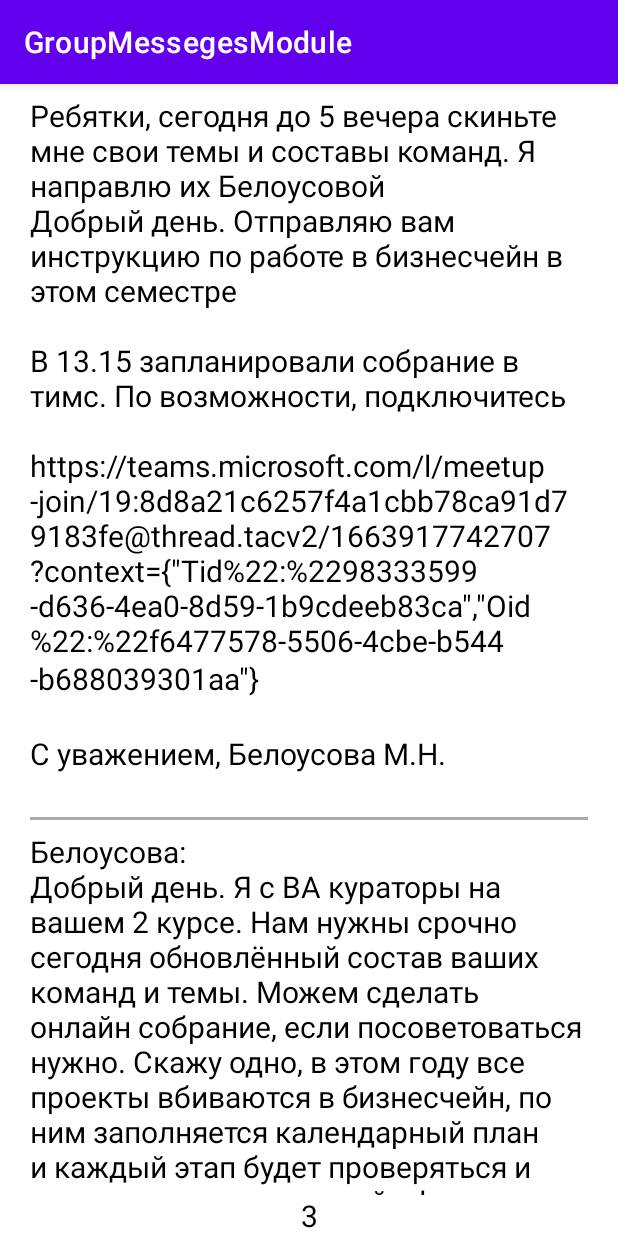
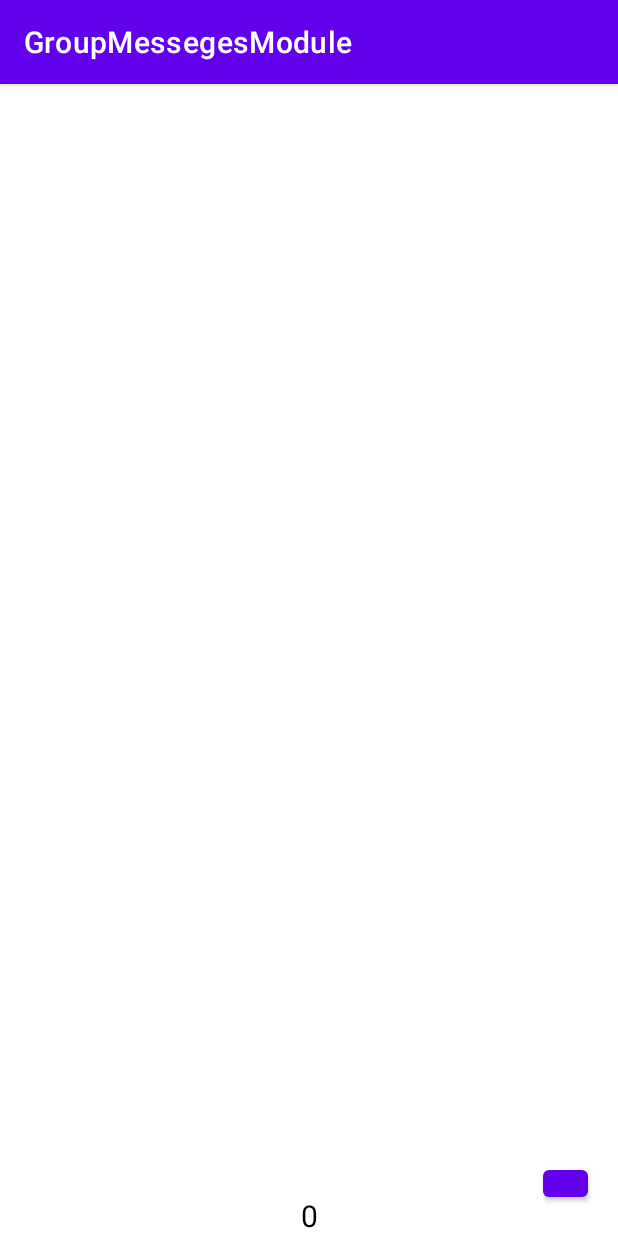
Before and after one commit to veyvolopayli/GroupMessegesModule, an Android app: the screen it shows after launch (MessagesActivity), on a phone screen of 412 x 824 dp. Run offline under Robolectric (Android 15) with nearby library versions, the phone set to English and light mode, and no system bars; our stand-ins replace Firebase (no records; nobody signed in at launch, a user with empty details on screens opened directly).

Commit message:
initial commit

```diff
--- a/app/build.gradle
+++ b/app/build.gradle
@@ -2,11 +2,13 @@ plugins {
     id 'com.android.application'
     id 'org.jetbrains.kotlin.android'
     id 'kotlin-android-extensions'
+    id 'com.google.gms.google-services'
 }
 
 android {
     namespace 'ru.veyvolopayli.groupmessegesmodule'
     compileSdk 32
+
 
     defaultConfig {
         applicationId "ru.veyvolopayli.groupmessegesmodule"
@@ -38,12 +40,15 @@ android {
 }
 
 dependencies {
+    implementation 'com.google.android.material:material:<version>'
     implementation("androidx.swiperefreshlayout:swiperefreshlayout:1.1.0")
     implementation 'androidx.core:core-ktx:1.8.0'
     implementation 'androidx.appcompat:appcompat:1.5.1'
     implementation 'com.google.android.material:material:1.6.1'
     implementation 'androidx.constraintlayout:constraintlayout:2.1.4'
+    implementation 'com.google.firebase:firebase-database-ktx:20.0.4'
     testImplementation 'junit:junit:4.13.2'
     androidTestImplementation 'androidx.test.ext:junit:1.1.3'
     androidTestImplementation 'androidx.test.espresso:espresso-core:3.4.0'
+    implementation "androidx.viewpager2:viewpager2:1.0.0"
 }
--- a/app/src/main/java/ru/veyvolopayli/groupmessegesmodule/MessagesActivity.kt
+++ b/app/src/main/java/ru/veyvolopayli/groupmessegesmodule/MessagesActivity.kt
@@ -1,5 +1,7 @@
 package ru.veyvolopayli.groupmessegesmodule
 
+import android.app.Dialog
+import android.content.Intent
 import android.graphics.Color
 import android.opengl.Visibility
 import androidx.appcompat.app.AppCompatActivity
@@ -8,11 +10,14 @@ import android.os.UserManager
 import android.view.GestureDetector
 import android.view.MotionEvent
 import android.view.View
+import android.widget.Button
 import android.widget.EditText
 import android.widget.TextView
 import android.widget.Toast
 import androidx.recyclerview.widget.RecyclerView
 import androidx.swiperefreshlayout.widget.SwipeRefreshLayout
+import com.google.firebase.database.ktx.database
+import com.google.firebase.ktx.Firebase
 import kotlinx.android.synthetic.main.activity_messages.*
 import org.w3c.dom.Text
 import ru.veyvolopayli.groupmessegesmodule.databinding.ActivityMessagesBinding
@@ -36,15 +41,24 @@ class MessagesActivity : AppCompatActivity() {
         recyclerView = binding.recyclerViewMessages
         adapter = MessageAdapter(this)
         recyclerView.adapter = adapter
+        val open_enter_message_button = findViewById<Button>(R.id.open_enter_message_button)
+        open_enter_message_button.setOnClickListener{
+
+        }
         adapter.setList(myMessage())
         val messages_count_tv = findViewById<TextView>(R.id.messages_count_tv)
         messages_count_tv.text = adapter.itemCount.toString()
+        val database = Firebase.database
+        val myRef = database.getReference("Messages")
+        myRef.setValue(myMessage())
     }
+
+
 
     fun myMessage() : ArrayList<MessageModel>{
         val messagesList = ArrayList<MessageModel>()
 
-        val message = MessageModel("Ребятки, сегодня до 5 вечера скиньте мне свои темы и составы команд. Я направлю их Белоусовой\n" +
+        /*val message = MessageModel("Ребятки, сегодня до 5 вечера скиньте мне свои темы и составы команд. Я направлю их Белоусовой\n" +
                 "Добрый день. Отправляю вам инструкцию по работе в бизнесчейн в этом семестре\n" +
                 "\n" +
                 "В 13.15 запланировали собрание в тимс. По возможности, подключитесь\n" +
@@ -62,7 +76,7 @@ class MessagesActivity : AppCompatActivity() {
                 "Пример 1.3 (стр. 8)\n" +
                 "\n" +
                 "Задачи для СР; §1, задача 5")
-        messagesList.add(message2)
+        messagesList.add(message2)*/
 
         return messagesList
     }
--- a/app/src/main/res/layout/activity_messages.xml
+++ b/app/src/main/res/layout/activity_messages.xml
@@ -29,4 +29,12 @@
         app:layout_constraintEnd_toEndOf="parent"
         app:layout_constraintStart_toStartOf="parent" />
 
+    <Button
+        android:id="@+id/open_enter_message_button"
+        android:layout_width="30dp"
+        android:layout_height="30dp"
+        android:layout_margin="20dp"
+        app:layout_constraintBottom_toBottomOf="parent"
+        app:layout_constraintEnd_toEndOf="parent" />
+
 </androidx.constraintlayout.widget.ConstraintLayout>
--- a/app/src/main/res/values/strings.xml
+++ b/app/src/main/res/values/strings.xml
@@ -1,3 +1,5 @@
 <resources>
     <string name="app_name">GroupMessegesModule</string>
+    <!-- TODO: Remove or change this placeholder text -->
+    <string name="hello_blank_fragment">Hello blank fragment</string>
 </resources>
--- a/build.gradle
+++ b/build.gradle
@@ -1,4 +1,8 @@
-// Top-level build file where you can add configuration options common to all sub-projects/modules.
+buildscript {
+    dependencies {
+        classpath 'com.google.gms:google-services:4.3.10'
+    }
+}// Top-level build file where you can add configuration options common to all sub-projects/modules.
 plugins {
     id 'com.android.application' version '7.3.0' apply false
     id 'com.android.library' version '7.3.0' apply false
```
Also changed, not shown: app/src/main/java/ru/veyvolopayli/groupmessegesmodule/BlankFragment.kt (added, +59 -0 lines), app/src/main/res/layout/enter_message_layout.xml (added, +52 -0 lines), app/src/main/res/layout/fragment_blank.xml (added, +12 -0 lines).
